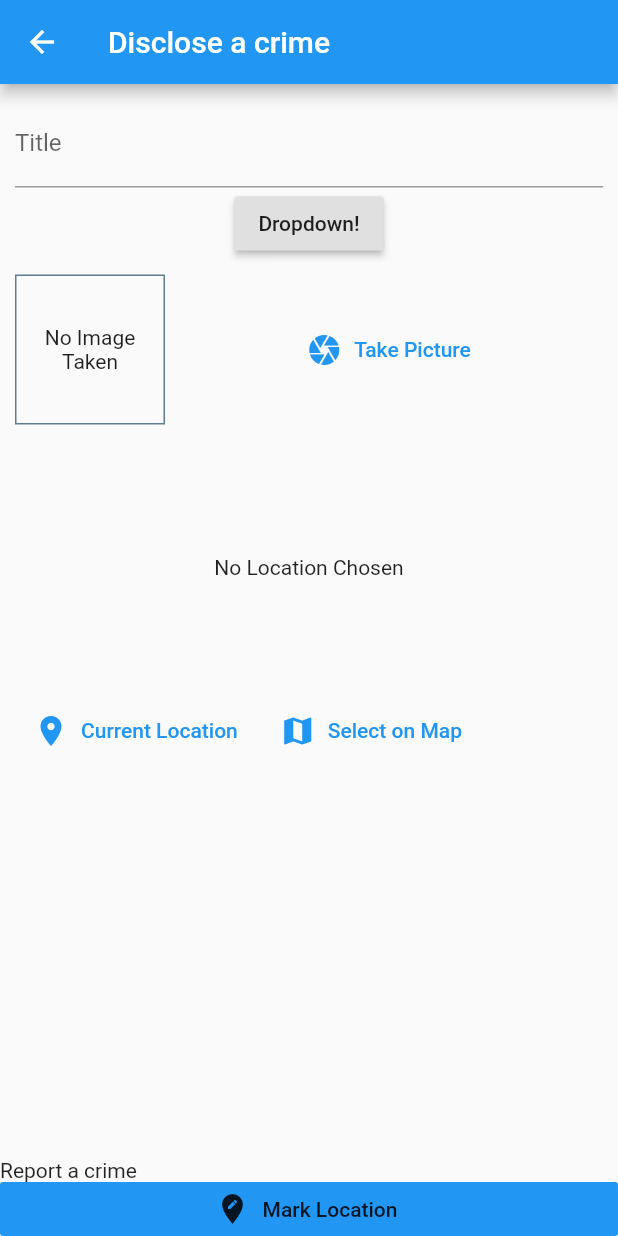
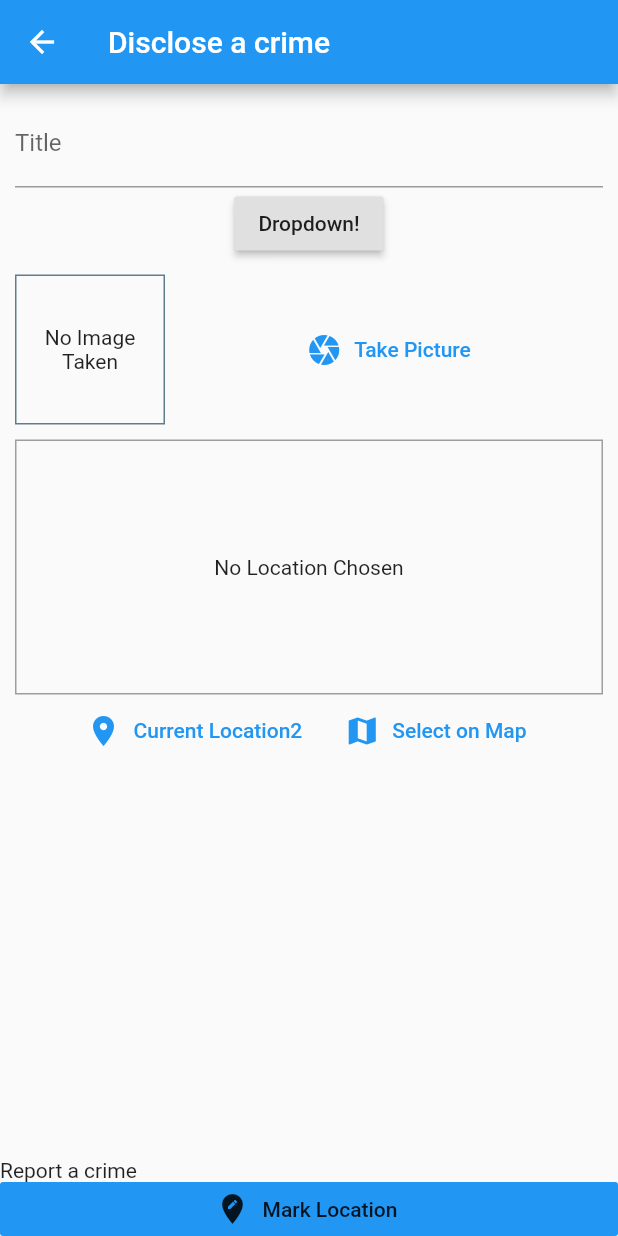
Before and after one commit to RaygunsSA/CrimeMApp, a Flutter app: the DiscloseCrimeScreen screen opened by its route, on a phone screen of 412 x 824 dp. Run offline on Flutter 3.47's test engine with Material 2 defaults, Android fonts, the phone set to English and light mode, and no system bars; our stand-ins replace cloud_firestore, firebase_auth, google_maps_flutter, image_picker, location, sqflite; accounts and stored records are empty; network calls fail.

Commit message:
savepoint before cleaning up code
Deconstructing the App and refiling for cleaner code aand better UX

```diff
--- a/lib/main.dart
+++ b/lib/main.dart
@@ -6,6 +6,7 @@ import './screens/wrapper.dart';
 import './services/auth.dart';
 import './models/user.dart';
 import './screens/crime_detail_screen.dart';
+//import './providers/list_crime_locations.dart';
 
 
 void main() => runApp(MyApp());
--- a/lib/providers/list_crime_locations.dart
+++ b/lib/providers/list_crime_locations.dart
@@ -2,6 +2,7 @@
 import 'dart:io';
 
 import 'package:flutter/foundation.dart';
+//import 'package:provider/provider.dart';
 
 import '../models/place.dart';
 import '../services/location_helper.dart';
@@ -37,7 +38,7 @@ class CrimeLocation with ChangeNotifier {
     _items.add(newPlace);
     notifyListeners();
 
-    //TODO ad type of crime and date to db
+
     DBHelper.insert('places', {
       'id': newPlace.id,
       'title': newPlace.title,
--- a/lib/screens/authenticate/authenticate.dart
+++ b/lib/screens/authenticate/authenticate.dart
@@ -1,5 +1,7 @@
 import 'package:crimap_flutter/screens/authenticate/sign_in.dart';
 import 'package:flutter/material.dart';
+
+
 
 class Authenticate extends StatefulWidget {
   @override
@@ -10,7 +12,7 @@ class _AuthenticateState extends State<Authenticate> {
   @override
   Widget build(BuildContext context) {
     return Container(
-      child: SignIn(),
+          child: SignIn(),
     );
   }
 }
--- a/lib/screens/disclose_crime_screen.dart
+++ b/lib/screens/disclose_crime_screen.dart
@@ -7,7 +7,6 @@ import 'package:flutter/material.dart';
 import 'package:provider/provider.dart';
 
 import '../models/place.dart';
-//import 'package:crimap_flutter/screens/crime_list_screen.dart';
 
 
 //import 'package:path_provider/path_provider.dart';
--- a/lib/screens/wrapper.dart
+++ b/lib/screens/wrapper.dart
@@ -1,3 +1,4 @@
+import 'package:crimap_flutter/providers/list_crime_locations.dart';
 import 'package:crimap_flutter/screens/crime_list_screen.dart';
 import 'package:flutter/material.dart';
 import 'package:provider/provider.dart';
@@ -14,11 +15,12 @@ class Wrapper extends StatelessWidget {
     final user = Provider.of<User>(context);
     print(user);
 
+
     // return home or Authenticate user before proceding
     if (user == null){
       return Authenticate();
     } else {
-      return CrimeListScreen();
+      return CrimeListScreen1();
     }
 
 
--- a/lib/services/db_helper.dart
+++ b/lib/services/db_helper.dart
@@ -2,11 +2,12 @@ import 'package:sqflite/sqflite.dart' as sql;
 import 'package:path/path.dart' as path ;
 
 class DBHelper {
+
   static Future<sql.Database> database() async {
       final dbPath = await sql.getDatabasesPath();
       return sql.openDatabase(path.join(dbPath, 'places.db'),
         onCreate: (db,version){
-        return db.execute('CREATE TABLE user_places(id TEXT PRIMARY KEY, title TEXT, image TEXT, loc_lat REAL,loc_lng REAL, address TEXT)');
+        return db.execute('CREATE TABLE places(id TEXT PRIMARY KEY, title TEXT, image TEXT, loc_lat REAL,loc_lng REAL, address TEXT)');
      },version: 1
     );
   }
--- a/lib/services/location_helper.dart
+++ b/lib/services/location_helper.dart
@@ -2,16 +2,16 @@ import 'dart:convert';
 
 import 'package:http/http.dart' as http;
 
-const  GOOGLE_API_KEY ='AIzaSyC3kd9F53d8UWepqZnwFizigouKtwxsSgw';
+const  GOOGLE_API_KEY ='AIzaSyCXJkYZCRThM91e0stUVp9lAsevf1mSAIA';
 
 class LocationHelper {
   static String generateLocationPreviewImage({double latitude, double longitude,}){
-    return 'https://maps.googleapis.com/maps/api/staticmap?center=&$latitude,$longitude&zoom=16&size=600x300&maptype=roadmap&markers=color:red%7Clabel:C%7C$latitude,$longitude&key=$GOOGLE_API_KEY';
+    return 'https://maps.googleapis.com/maps/api/staticmap?center=&$latitude,$longitude&zoom=10&size=600x300&maptype=roadmap&markers=color:blue%7Clabel:S%7C40.702147,-74.015794&markers=color:green%7Clabel:G%7C40.711614,-74.012318&markers=color:red%7Clabel:C%7C40.718217,-73.998284&key=$GOOGLE_API_KEY';
   }
 
   static Future<String> getPlaceAddress(double lat, double lng) async {
     final url = 'https://maps.googleapis.com/maps/api/geocode/json?latlng=$lat,$lng&key=$GOOGLE_API_KEY';
     final response = await http.get(url);
-    return json.decode(response.body)['result'][0]['formatted_address'];
+    return json.decode(response.body)['results'][0]['formatted_address'];
   }
 }
--- a/lib/services/location_input.dart
+++ b/lib/services/location_input.dart
@@ -34,15 +34,22 @@ class _LocationInputState extends State<LocationInput> {
   Future<void> _getCurrentUserLocation() async {
     try{
       final locData = await Location().getLocation();
-      _showPreview(locData.latitude, locData.longitude);
-      widget.onSelectPlace(locData.latitude, locData.longitude);
+        print(locData.latitude);
+        print(locData.longitude);
+        _showPreview(locData.latitude, locData.longitude);
+      // final staticMapImageUrl = LocationHelper.generateLocationPreviewImage(
+      //   latitude:locData.latitude,
+      //   longitude:locData.longitude,
+      //   );
+
+      widget.onSelectPlace(locData.latitude,locData.longitude);
     }catch(error){
       return;
     }
   }
                                             //user selects location on map
   Future<void> _selectOnMap() async{
-    final selectedLocation = await Navigator.of(context).push<LatLng>(
+    final LatLng selectedLocation = await Navigator.of(context).push(
       MaterialPageRoute(
         builder: (ctx) => MapScreen(
           isSelecting: true,
@@ -52,6 +59,7 @@ class _LocationInputState extends State<LocationInput> {
      if (selectedLocation == null){
        return;
      }
+     print(selectedLocation.latitude);
       _showPreview(selectedLocation.latitude,selectedLocation.longitude);
       widget.onSelectPlace(selectedLocation.latitude,selectedLocation.longitude);
   }
@@ -64,6 +72,12 @@ class _LocationInputState extends State<LocationInput> {
           height: 170,
           width: double.infinity,
           alignment: Alignment.center,
+          decoration: BoxDecoration(
+            border: Border.all(
+              width:1,
+              color: Colors.grey,
+              )
+            ),
           child: _previewImageUrl == null? Text(
             'No Location Chosen',
              textAlign: TextAlign.center) :
@@ -73,10 +87,12 @@ class _LocationInputState extends State<LocationInput> {
                width: double.infinity
                ),
           ),
-          Row(children: <Widget>[
+          Row(
+            mainAxisAlignment: MainAxisAlignment.center,
+            children: <Widget>[
             FlatButton.icon(
               icon: Icon(Icons.location_on),
-              label: Text('Current Location'),
+              label: Text('Current Location2'),
               textColor: Theme.of(context).primaryColor,
               onPressed: _getCurrentUserLocation,
               ),
--- a/lib/widgets/image_input.dart
+++ b/lib/widgets/image_input.dart
@@ -24,6 +24,9 @@ class _ImageInputState extends State<ImageInput> {
       source: ImageSource.camera,                    // if we want to use existing file, choose ImageSource.gallery
       maxWidth: 600,
     );
+    if (imageFile == null){
+      return;
+    }
     setState(() {
       _storedImage = imageFile;
     });
--- a/pubspec.yaml
+++ b/pubspec.yaml
@@ -24,15 +24,15 @@ dependencies:
   # Use with the CupertinoIcons class for iOS style icons.
   cupertino_icons: ^0.1.2
   firebase_auth: ^0.16.0
-  cloud_firestore: ^0.13.4+2
   provider: ^4.0.5+1
   image_picker: ^0.6.5+3
   path_provider: ^1.6.7
   path: ^1.6.4
   location: ^3.0.2
-  google_maps_flutter: ^0.5.27+1
+  google_maps_flutter: ^0.5.28+1
   http: ^0.12.1
   sqflite: ^1.3.0+1
+  cloud_firestore: ^0.13.6
 
 dev_dependencies:
   flutter_test:
@@ -55,7 +55,7 @@ flutter:
   #  - images/a_dot_burr.jpeg
   #  - images/a_dot_ham.jpeg
 
-  # An image asset can refer to one or more resolution-specific "variants", see
+  # An image asset cn refer to one or more resolution-specific "variants", see
   # https://flutter.dev/assets-and-images/#resolution-aware.
 
   # For details regarding adding assets from package dependencies, see
```
Also changed, not shown: lib/screens/authenticate/sign_in.dart (+16 -12 lines), lib/screens/crime_list_screen.dart (+62 -8 lines), lib/screens/map_screen.dart (+10 -9 lines).
